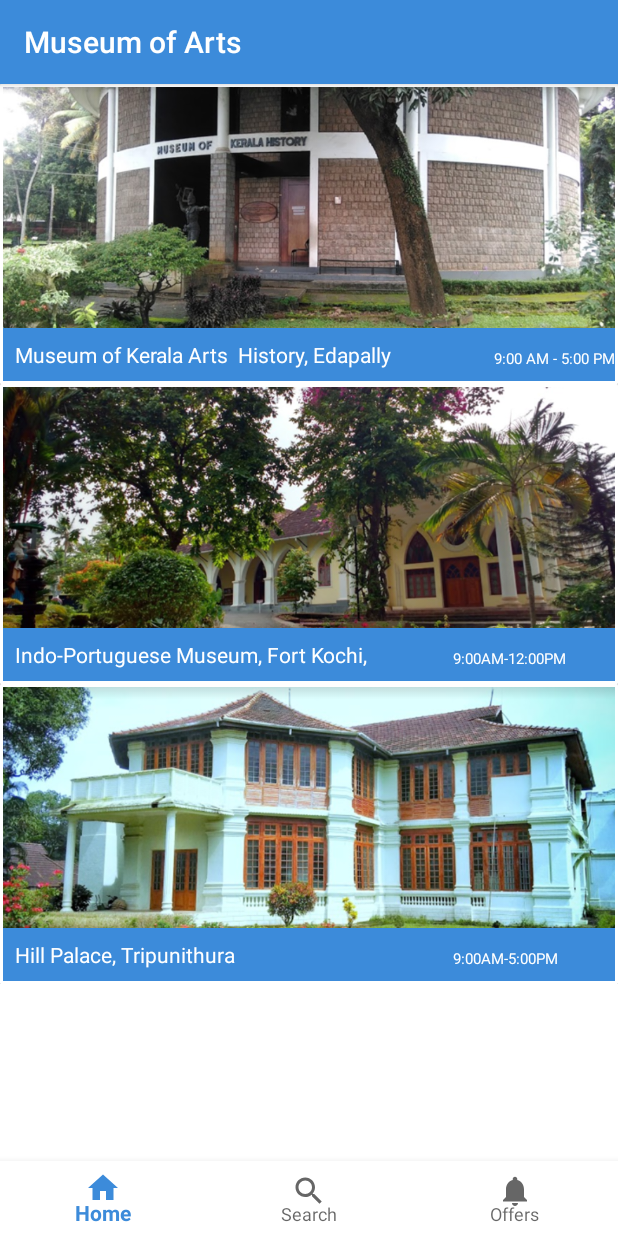
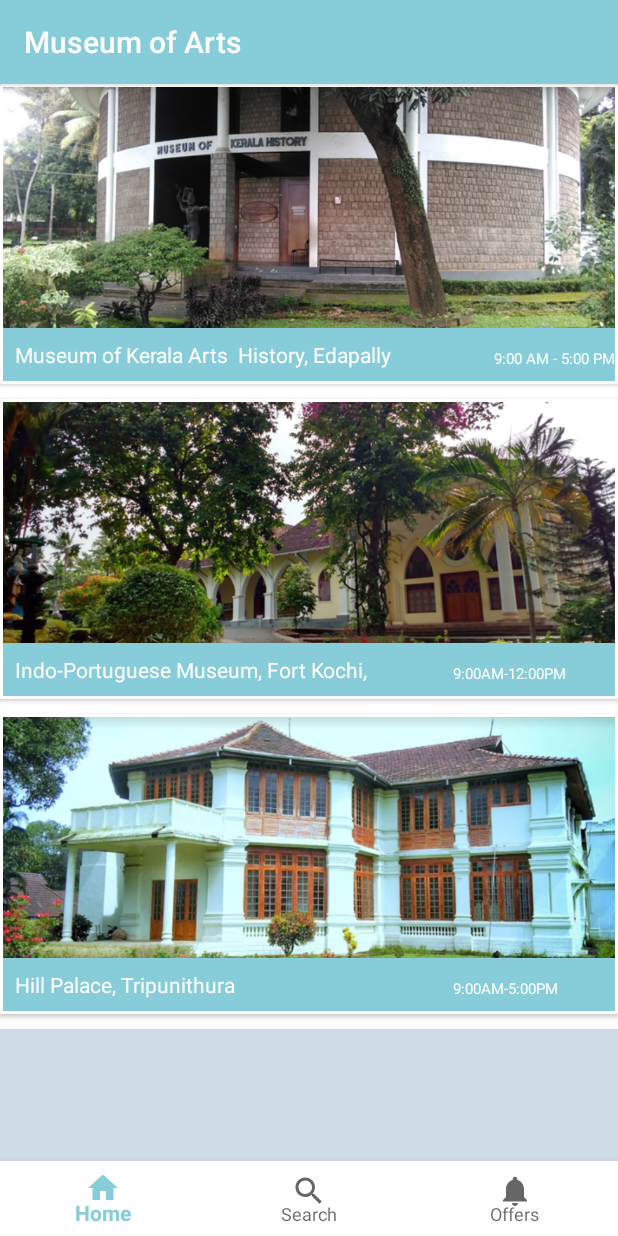
Before and after one commit to justin1093/Museum-of-Art-v-2.0, an Android app: the screen it shows after launch (MuseumListActivity1), after a tap on an icon or button, on a phone screen of 412 x 824 dp. Run offline under Robolectric (Android 15) with nearby library versions, the phone set to English and light mode, and no system bars.

Commit message:
Layout improvements

```diff
--- a/MuseumofArts/app/src/main/res/layout/activity_guide.xml
+++ b/MuseumofArts/app/src/main/res/layout/activity_guide.xml
@@ -26,6 +26,7 @@
                 android:layout_width="match_parent"
                 android:layout_height="150dp"
                 android:layout_gravity="bottom"
+                android:layout_marginBottom="10dp"
                 card_view:cardCornerRadius="1dp"
                 card_view:cardElevation="2dp"
                 card_view:contentPadding="2dp">
@@ -61,6 +62,7 @@
                 android:layout_width="match_parent"
                 android:layout_height="150dp"
                 android:layout_gravity="bottom"
+                android:layout_marginBottom="10dp"
                 card_view:cardCornerRadius="1dp"
                 card_view:cardElevation="2dp"
                 card_view:contentPadding="2dp">
@@ -96,6 +98,7 @@
                 android:layout_width="match_parent"
                 android:layout_height="150dp"
                 android:layout_gravity="bottom"
+                android:layout_marginBottom="10dp"
                 card_view:cardCornerRadius="1dp"
                 card_view:cardElevation="2dp"
                 card_view:contentPadding="2dp">
@@ -131,6 +134,7 @@
                 android:layout_width="match_parent"
                 android:layout_height="150dp"
                 android:layout_gravity="top|center"
+                android:layout_marginBottom="10dp"
                 card_view:cardCornerRadius="1dp"
                 card_view:cardElevation="2dp"
                 card_view:contentPadding="2dp">
--- a/MuseumofArts/app/src/main/res/layout/activity_museum.xml
+++ b/MuseumofArts/app/src/main/res/layout/activity_museum.xml
@@ -176,12 +176,6 @@ tools:context="in.cm.bcon360.app.MainActivity">
                     </RelativeLayout>
                 </android.support.v7.widget.CardView>
 
-                <TextView
-                    android:id="@+id/textView10"
-                    android:layout_width="match_parent"
-                    android:layout_height="50dp"
-                    android:text="TextView" />
-
             </LinearLayout>
         </android.support.v4.widget.NestedScrollView>
 
--- a/MuseumofArts/app/src/main/res/layout/activity_museum_list.xml
+++ b/MuseumofArts/app/src/main/res/layout/activity_museum_list.xml
@@ -1,16 +1,31 @@
 <?xml version="1.0" encoding="utf-8"?>
-    <RelativeLayout xmlns:android="http://schemas.android.com/apk/res/android"
-        xmlns:tools="http://schemas.android.com/tools"
+<LinearLayout xmlns:android="http://schemas.android.com/apk/res/android"
+    xmlns:app="http://schemas.android.com/apk/res-auto"
+    xmlns:tools="http://schemas.android.com/tools"
+    android:id="@+id/container"
+    android:layout_width="match_parent"
+    android:layout_height="match_parent"
+    android:orientation="vertical"
+    tools:context="in.cm.bcon360.app.MainActivity">
+
+    <FrameLayout
+        android:id="@+id/content"
         android:layout_width="match_parent"
-        android:layout_height="match_parent"
-        android:background="@color/cardview_light_background"
-        xmlns:card_view="http://schemas.android.com/apk/res-auto"
-        >
+        android:layout_height="0dp"
+        android:layout_weight="1">
 
-        <LinearLayout
+        <RelativeLayout xmlns:android="http://schemas.android.com/apk/res/android"
+            xmlns:tools="http://schemas.android.com/tools"
             android:layout_width="match_parent"
             android:layout_height="match_parent"
-            android:orientation="vertical"></LinearLayout>
+
+            android:background="#abcd"
+            xmlns:card_view="http://schemas.android.com/apk/res-auto">
+
+        <!--<LinearLayout-->
+            <!--android:layout_width="match_parent"-->
+            <!--android:layout_height="match_parent"-->
+            <!--android:orientation="vertical"></LinearLayout>-->
 
         <android.support.v4.widget.NestedScrollView
             android:layout_width="match_parent"
@@ -19,13 +34,15 @@
             <LinearLayout
                 android:layout_width="match_parent"
                 android:layout_height="wrap_content"
-                android:orientation="vertical" >
+                android:background="@color/cardview_light_background"
+                android:orientation="vertical">
 
                 <android.support.v7.widget.CardView
                     android:id="@+id/Card_View"
                     android:layout_width="match_parent"
                     android:layout_height="200dp"
                     android:layout_gravity="bottom"
+                    android:layout_marginBottom="10dp"
                     card_view:cardCornerRadius="1dp"
                     card_view:cardElevation="2dp"
                     card_view:contentPadding="2dp">
@@ -76,6 +93,7 @@
                     android:layout_width="match_parent"
                     android:layout_height="200dp"
                     android:layout_gravity="top|center"
+                    android:layout_marginBottom="10dp"
                     card_view:cardCornerRadius="1dp"
                     card_view:cardElevation="2dp"
                     card_view:contentPadding="2dp">
@@ -122,6 +140,7 @@
                     android:layout_width="match_parent"
                     android:layout_height="200dp"
                     android:layout_gravity="top|center"
+                    android:layout_marginBottom="10dp"
                     card_view:cardCornerRadius="1dp"
                     card_view:cardElevation="2dp"
                     card_view:contentPadding="2dp">
@@ -162,17 +181,18 @@
                             android:textSize="10sp" />
                     </RelativeLayout>
                 </android.support.v7.widget.CardView>
-
-
             </LinearLayout>
         </android.support.v4.widget.NestedScrollView>
+</RelativeLayout>
 
+    </FrameLayout>
 
+<android.support.design.widget.BottomNavigationView
+android:id="@+id/navigation"
+android:layout_width="match_parent"
+android:layout_height="50dp"
+android:layout_gravity="bottom"
+android:background="#ffffff"
+app:menu="@menu/navigation" />
 
-        <include
-            android:id="@+id/news_title"
-            layout="@layout/bottom_menu"
-            android:layout_width="match_parent"
-            android:layout_height="match_parent" />
-
-</RelativeLayout>
+    </LinearLayout>
--- a/MuseumofArts/app/src/main/res/layout/activity_museum_main.xml
+++ b/MuseumofArts/app/src/main/res/layout/activity_museum_main.xml
@@ -5,8 +5,8 @@ xmlns:tools="http://schemas.android.com/tools"
 android:id="@+id/container"
 android:layout_width="match_parent"
 android:layout_height="match_parent"
-android:orientation="vertical"
-tools:context="in.cm.bcon360.app.MainActivity">
+    tools:context="in.cm.bcon360.app.MainActivity"
+    android:orientation="vertical">
 
 <FrameLayout
     android:id="@+id/content"
@@ -46,7 +46,7 @@ tools:context="in.cm.bcon360.app.MainActivity">
                         android:layout_marginBottom="10dp"
                         card_view:cardBackgroundColor="#ffff"
                         card_view:cardCornerRadius="1dp"
-                        card_view:cardElevation="0dp"
+                        card_view:cardElevation="2dp"
                         card_view:contentPadding="2dp">
 
                         <RelativeLayout
--- a/MuseumofArts/app/src/main/res/values/colors.xml
+++ b/MuseumofArts/app/src/main/res/values/colors.xml
@@ -1,11 +1,11 @@
 <?xml version="1.0" encoding="utf-8"?>
 <resources>
-    <color name="colorPrimary">#3c8bda</color>
-    <color name="colorPrimaryDark">#000000</color>
+    <color name="colorPrimary">#87cdd9</color>
+    <color name="colorPrimaryDark">#404040</color>
     <color name="colorAccent">#FF4081</color>
     <color name="color1">#ebf9ef</color>
-    <color name="color3">#3c8bda</color>
-    <color name="color4">#0064b4</color>
+    <color name="color3">#87cdd9</color>
+    <color name="color4">#87cdd9</color>
     <color name="color5">#69db84</color>
     <color name="color6">#ef1d2d</color>
     <color name="color7">#ff6666</color>
```
Also changed, not shown: MuseumofArts/app/src/main/java/in/cm/bcon360/app/MuseumDetailsActivity2.java (+8 -3 lines), MuseumofArts/app/src/main/res/layout/test.xml (added, +47 -0 lines), MuseumofArts/app/src/main/res/drawable/map.png (deleted), MuseumofArts/app/src/main/res/drawable/test1.jpg (added), MuseumofArts/app/src/main/res/drawable/test2.png (added), MuseumofArts/app/src/main/res/drawable/test3.png (added).
